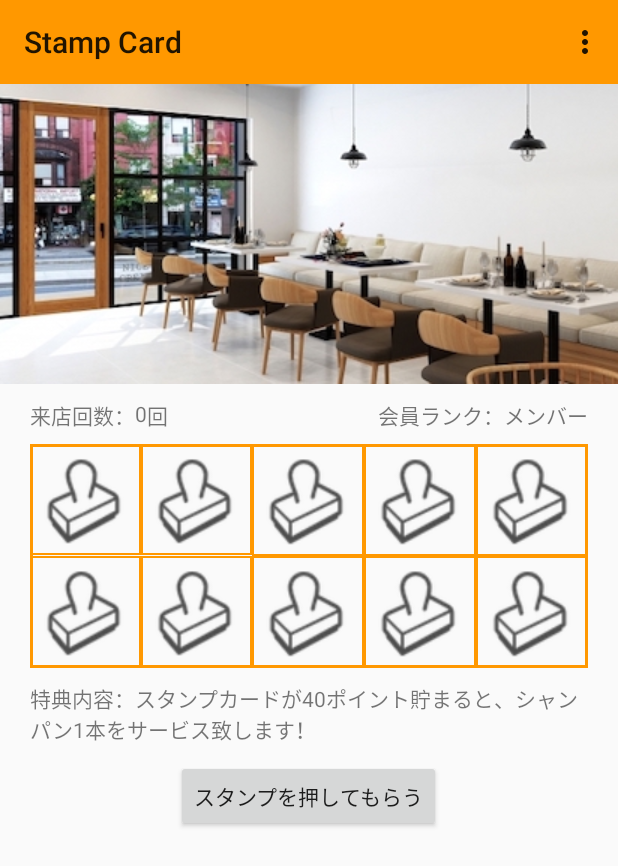
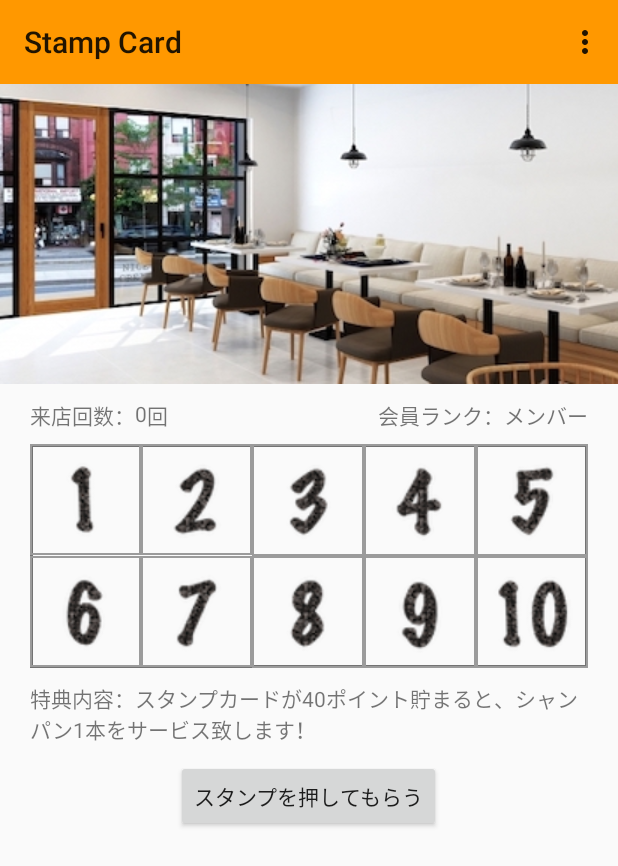
Before and after one commit to kazudmb/StampCard, an Android app: the screen it shows after launch (MainActivity), on a phone screen of 412 x 824 dp. Shown: the top 866 px of the screen. Run offline under Robolectric (Android 15) with nearby library versions, the phone set to English and light mode, and no system bars; our stand-ins replace Firebase (no records; nobody signed in at launch, a user with empty details on screens opened directly).

Commit message:
fix Design of StampArea

```diff
--- a/app/src/main/java/com/kazukinakano/stampcard/MainActivity.kt
+++ b/app/src/main/java/com/kazukinakano/stampcard/MainActivity.kt
@@ -1,7 +1,6 @@
 package com.kazukinakano.stampcard
 
 import android.content.Intent
-import android.graphics.drawable.Drawable
 import android.graphics.drawable.LayerDrawable
 import android.os.AsyncTask
 import android.os.Bundle
@@ -12,6 +11,7 @@ import android.widget.ImageView
 import android.widget.Toast
 import androidx.appcompat.app.AppCompatActivity
 import androidx.appcompat.widget.Toolbar
+import androidx.core.content.res.ResourcesCompat
 import com.google.firebase.auth.FirebaseAuth
 import com.google.firebase.firestore.FirebaseFirestore
 import kotlinx.android.synthetic.main.activity_main.*
@@ -118,16 +118,24 @@ class MainActivity : AppCompatActivity() {
     }
 
     private fun setStamp() {
-        val stamp = resources.getDrawable(R.drawable.logo_stamp_area_icon)
-        val approved = resources.getDrawable(R.drawable.logo_approved)
-        val layers = arrayOf<Drawable>(stamp, approved)
-        val layerDrawable = LayerDrawable(layers)
+        val stamp = listOf(
+            ResourcesCompat.getDrawable(resources, R.drawable.logo_stamp_area_icon1, null),
+            ResourcesCompat.getDrawable(resources, R.drawable.logo_stamp_area_icon2, null),
+            ResourcesCompat.getDrawable(resources, R.drawable.logo_stamp_area_icon3, null),
+            ResourcesCompat.getDrawable(resources, R.drawable.logo_stamp_area_icon4, null),
+            ResourcesCompat.getDrawable(resources, R.drawable.logo_stamp_area_icon5, null),
+            ResourcesCompat.getDrawable(resources, R.drawable.logo_stamp_area_icon6, null),
+            ResourcesCompat.getDrawable(resources, R.drawable.logo_stamp_area_icon7, null),
+            ResourcesCompat.getDrawable(resources, R.drawable.logo_stamp_area_icon8, null),
+            ResourcesCompat.getDrawable(resources, R.drawable.logo_stamp_area_icon9, null),
+            ResourcesCompat.getDrawable(resources, R.drawable.logo_stamp_area_icon10, null)
+            )
 
         for (i in 1..10) {
             val name = "stamp_area$i"
             val defType = "id"
             val id = resources.getIdentifier(name, defType, packageName)
-            findViewById<ImageView>(id).setImageDrawable(stamp)
+            findViewById<ImageView>(id).setImageDrawable(stamp[i - 1])
         }
 
         val loopCount: Int
@@ -146,6 +154,11 @@ class MainActivity : AppCompatActivity() {
         }
 
         for (i in 1..loopCount) {
+
+            val approved = ResourcesCompat.getDrawable(resources, R.drawable.logo_stamp_icon1, null)
+            val layers = arrayOf(stamp[i - 1], approved)
+            val layerDrawable = LayerDrawable(layers)
+
             val name = "stamp_area$i"
             val defType = "id"
             val id = resources.getIdentifier(name, defType, packageName)
--- a/app/src/main/res/drawable/stroke_frame.xml
+++ b/app/src/main/res/drawable/stroke_frame.xml
@@ -1,5 +1,5 @@
 <?xml version="1.0" encoding="utf-8"?>
 <shape xmlns:android="http://schemas.android.com/apk/res/android">
     <stroke android:width="2dp"
-            android:color="@color/colorPrimary"/>
+            android:color="@color/secondary_text"/>
 </shape>
--- a/app/src/main/res/drawable/stroke_line.xml
+++ b/app/src/main/res/drawable/stroke_line.xml
@@ -1,5 +1,5 @@
 <?xml version="1.0" encoding="utf-8"?>
 <shape xmlns:android="http://schemas.android.com/apk/res/android">
     <stroke android:width="1dp"
-            android:color="@color/colorPrimary"/>
+            android:color="@color/disabled_text"/>
 </shape>
--- a/app/src/main/res/layout/activity_main.xml
+++ b/app/src/main/res/layout/activity_main.xml
@@ -92,7 +92,7 @@
                                 android:id="@+id/stamp_area1"
                                 android:layout_width="wrap_content"
                                 android:layout_height="wrap_content"
-                                android:src="@drawable/logo_stamp_area_icon"
+                                android:src="@drawable/logo_stamp_area_icon1"
                                 android:background="@drawable/stroke_line"
                                 android:layout_weight="1"
                                 android:adjustViewBounds="true"/>
@@ -100,7 +100,7 @@
                                 android:id="@+id/stamp_area2"
                                 android:layout_width="wrap_content"
                                 android:layout_height="wrap_content"
-                                android:src="@drawable/logo_stamp_area_icon"
+                                android:src="@drawable/logo_stamp_area_icon2"
                                 android:background="@drawable/stroke_line"
                                 android:layout_weight="1"
                                 android:adjustViewBounds="true"/>
@@ -108,7 +108,7 @@
                                 android:id="@+id/stamp_area3"
                                 android:layout_width="wrap_content"
                                 android:layout_height="wrap_content"
-                                android:src="@drawable/logo_stamp_area_icon"
+                                android:src="@drawable/logo_stamp_area_icon3"
                                 android:background="@drawable/stroke_line"
                                 android:layout_weight="1"
                                 android:adjustViewBounds="true"/>
@@ -116,7 +116,7 @@
                                 android:id="@+id/stamp_area4"
                                 android:layout_width="wrap_content"
                                 android:layout_height="wrap_content"
-                                android:src="@drawable/logo_stamp_area_icon"
+                                android:src="@drawable/logo_stamp_area_icon4"
                                 android:background="@drawable/stroke_line"
                                 android:layout_weight="1"
                                 android:adjustViewBounds="true"/>
@@ -124,7 +124,7 @@
                                 android:id="@+id/stamp_area5"
                                 android:layout_width="wrap_content"
                                 android:layout_height="wrap_content"
-                                android:src="@drawable/logo_stamp_area_icon"
+                                android:src="@drawable/logo_stamp_area_icon5"
                                 android:background="@drawable/stroke_line"
                                 android:layout_weight="1"
                                 android:adjustViewBounds="true"/>
@@ -138,7 +138,7 @@
                                 android:id="@+id/stamp_area6"
                                 android:layout_width="wrap_content"
                                 android:layout_height="wrap_content"
-                                android:src="@drawable/logo_stamp_area_icon"
+                                android:src="@drawable/logo_stamp_area_icon6"
                                 android:background="@drawable/stroke_line"
                                 android:layout_weight="1"
                                 android:adjustViewBounds="true"/>
@@ -146,7 +146,7 @@
                                 android:id="@+id/stamp_area7"
                                 android:layout_width="wrap_content"
                                 android:layout_height="wrap_content"
-                                android:src="@drawable/logo_stamp_area_icon"
+                                android:src="@drawable/logo_stamp_area_icon7"
                                 android:background="@drawable/stroke_line"
                                 android:layout_weight="1"
                                 android:adjustViewBounds="true"/>
@@ -154,7 +154,7 @@
                                 android:id="@+id/stamp_area8"
                                 android:layout_width="wrap_content"
                                 android:layout_height="wrap_content"
-                                android:src="@drawable/logo_stamp_area_icon"
+                                android:src="@drawable/logo_stamp_area_icon8"
                                 android:background="@drawable/stroke_line"
                                 android:layout_weight="1"
                                 android:adjustViewBounds="true"/>
@@ -162,7 +162,7 @@
                                 android:id="@+id/stamp_area9"
                                 android:layout_width="wrap_content"
                                 android:layout_height="wrap_content"
-                                android:src="@drawable/logo_stamp_area_icon"
+                                android:src="@drawable/logo_stamp_area_icon9"
                                 android:background="@drawable/stroke_line"
                                 android:layout_weight="1"
                                 android:adjustViewBounds="true"/>
@@ -170,7 +170,7 @@
                                 android:id="@+id/stamp_area10"
                                 android:layout_width="wrap_content"
                                 android:layout_height="wrap_content"
-                                android:src="@drawable/logo_stamp_area_icon"
+                                android:src="@drawable/logo_stamp_area_icon10"
                                 android:background="@drawable/stroke_line"
                                 android:layout_weight="1"
                                 android:adjustViewBounds="true"/>
```
Also changed, not shown: app/src/main/res/drawable/logo_approved.png (deleted), app/src/main/res/drawable/logo_stamp_area_icon.png (deleted), app/src/main/res/drawable/logo_stamp_area_icon1.png (added), app/src/main/res/drawable/logo_stamp_area_icon10.png (added), app/src/main/res/drawable/logo_stamp_area_icon2.png (added), app/src/main/res/drawable/logo_stamp_area_icon3.png (added), app/src/main/res/drawable/logo_stamp_area_icon4.png (added), app/src/main/res/drawable/logo_stamp_area_icon5.png (added), app/src/main/res/drawable/logo_stamp_area_icon6.png (added), app/src/main/res/drawable/logo_stamp_area_icon7.png (added), app/src/main/res/drawable/logo_stamp_area_icon8.png (added), app/src/main/res/drawable/logo_stamp_area_icon9.png (added), app/src/main/res/drawable/logo_stamp_icon1.png (added).
